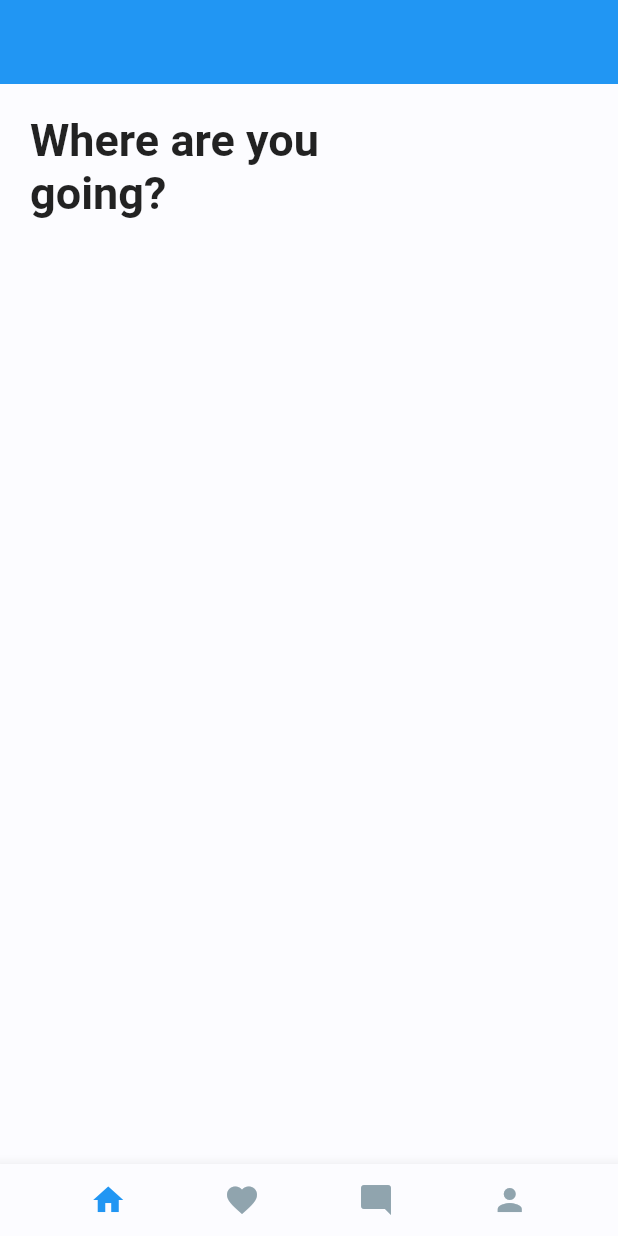
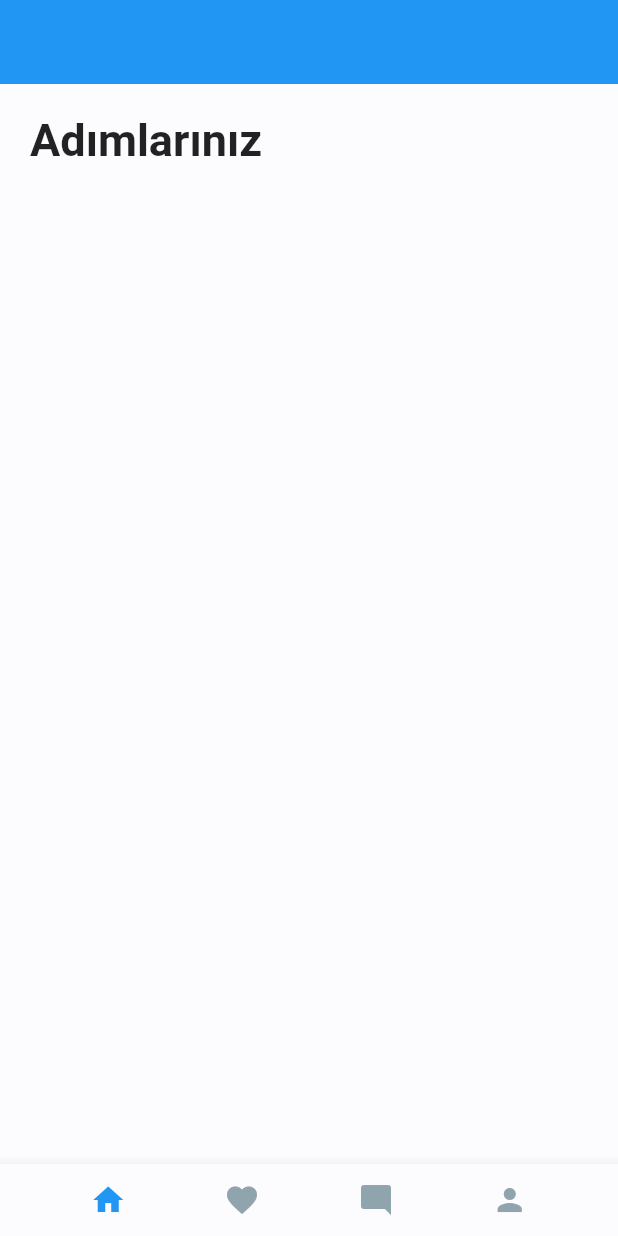
Before and after one commit to berkaysahin1/HealthyCent, a Flutter app: the screen it shows after launch, on a phone screen of 412 x 824 dp. Run offline on Flutter 3.47's test engine with Material 2 defaults, Android fonts, the phone set to English and light mode, and no system bars.

Commit message:
firebase connection

```diff
--- a/lib/screens/home.dart
+++ b/lib/screens/home.dart
@@ -21,7 +21,7 @@ class Home extends StatelessWidget {
           Padding(
             padding: EdgeInsets.all(20.0),
             child: Text(
-              "Where are you \ngoing?",
+              "Adımlarınız",
               style: TextStyle(
                 fontSize: 30.0,
                 fontWeight: FontWeight.w600,
--- a/pubspec.yaml
+++ b/pubspec.yaml
@@ -29,7 +29,8 @@ environment:
 dependencies:
   flutter:
     sdk: flutter
-
+  firebase_core: ^1.12.0
+  firebase_database: ^9.0.6
 
   # The following adds the Cupertino Icons font to your application.
   # Use with the CupertinoIcons class for iOS style icons.
```
Also changed, not shown: pubspec.lock, 3 other files.
